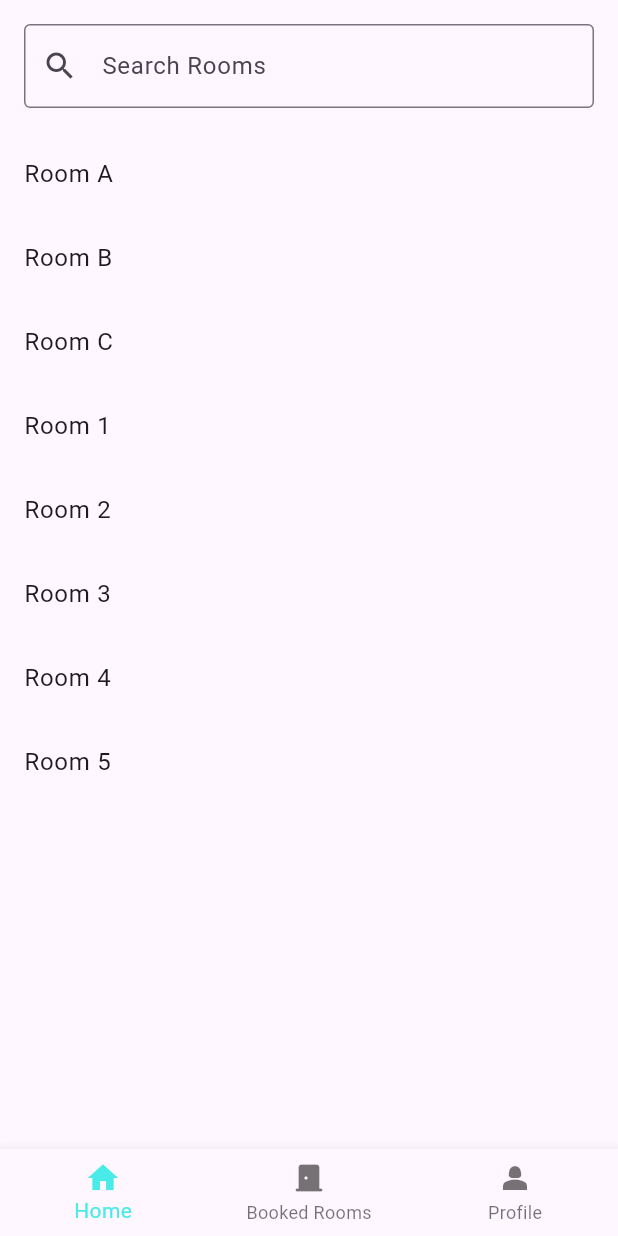
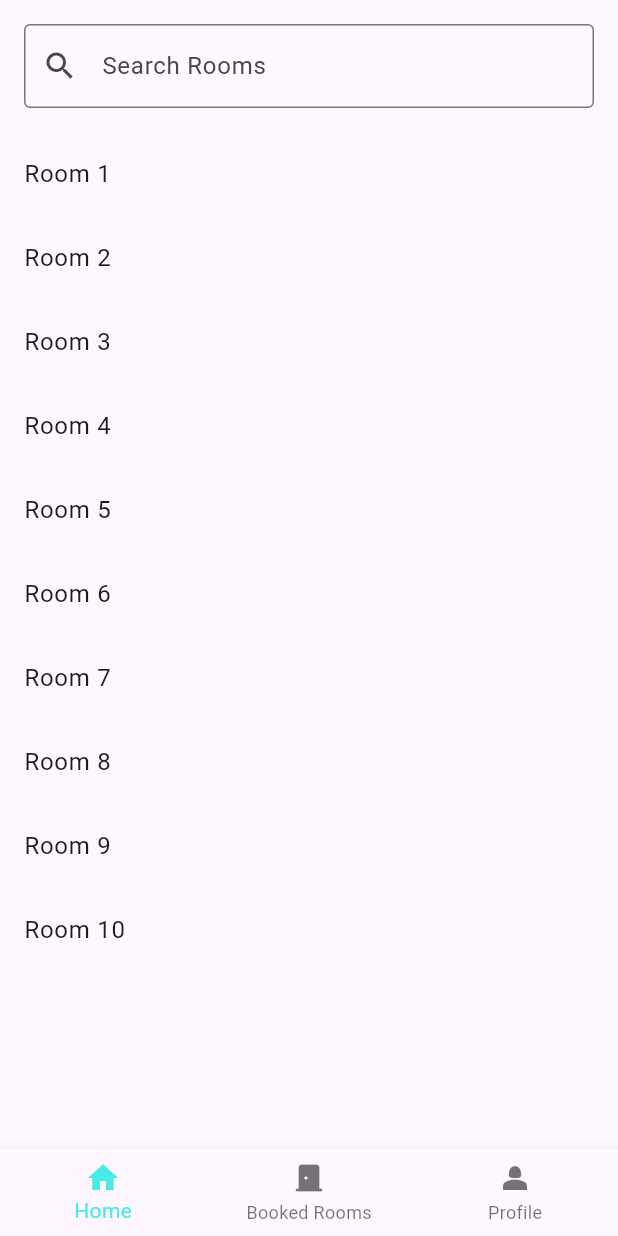
Before and after one commit to Jaidhar-689/RoomBookingApp, a Flutter app: the HomeScreen screen opened directly with empty values, on a phone screen of 412 x 824 dp. Run offline on Flutter 3.47's test engine with Material 3 defaults, Android fonts, the phone set to English and light mode, and no system bars.

Commit message:
Added Rooms

```diff
--- a/lib/main.dart
+++ b/lib/main.dart
@@ -96,14 +96,16 @@ class _HomeScreenState extends State<HomeScreen> {
   String _searchQuery = "";
 
   static List<String> availablerooms = [
-    'Room A',
-    'Room B',
-    'Room C',
     'Room 1',
     'Room 2',
     'Room 3',
     'Room 4',
     'Room 5',
+    'Room 6',
+    'Room 7',
+    'Room 8',
+    'Room 9',
+    'Room 10',
   ];
 
   void _onItemTapped(int index) {
@@ -181,7 +183,7 @@ class RoomsAvailable extends StatefulWidget {
 }
 
 class _RoomsAvailableState extends State<RoomsAvailable> {
-  void _bookRoom(String room) {
+  void bookRoom(String room) {
     setState(() {
       widget.availablerooms.remove(room);
       BookedRooms.bookedrooms.add(room);
@@ -201,7 +203,7 @@ class _RoomsAvailableState extends State<RoomsAvailable> {
               MaterialPageRoute(
                 builder: (context) => BookingScreen(
                   room: widget.availablerooms[index],
-                  onBookRoom: _bookRoom,
+                  onBookRoom: bookRoom,
                 ),
               ),
             );
```
